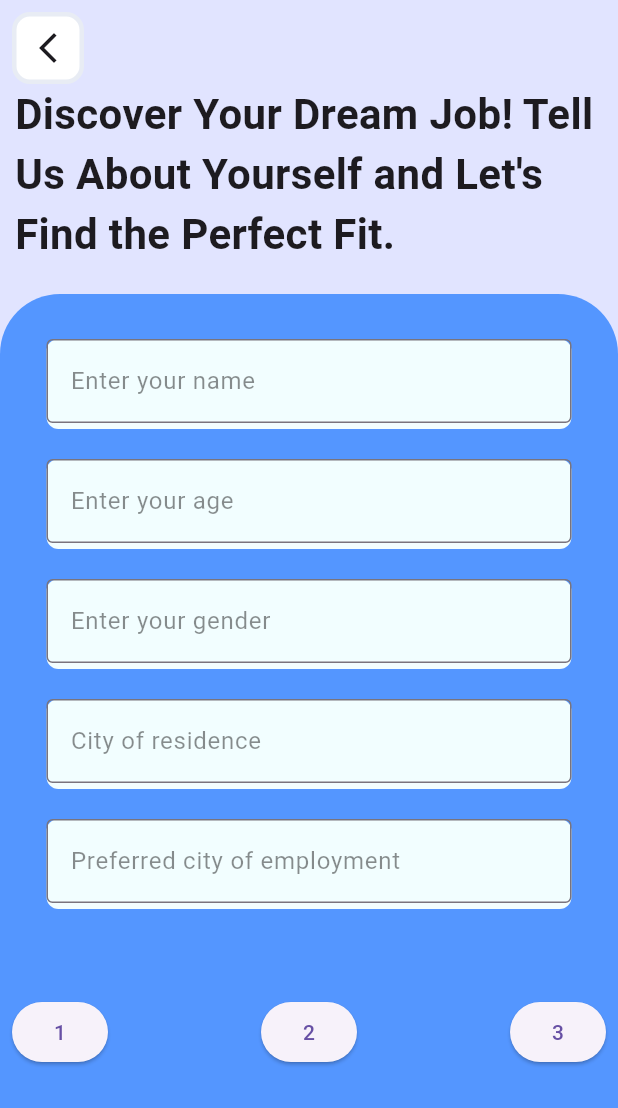
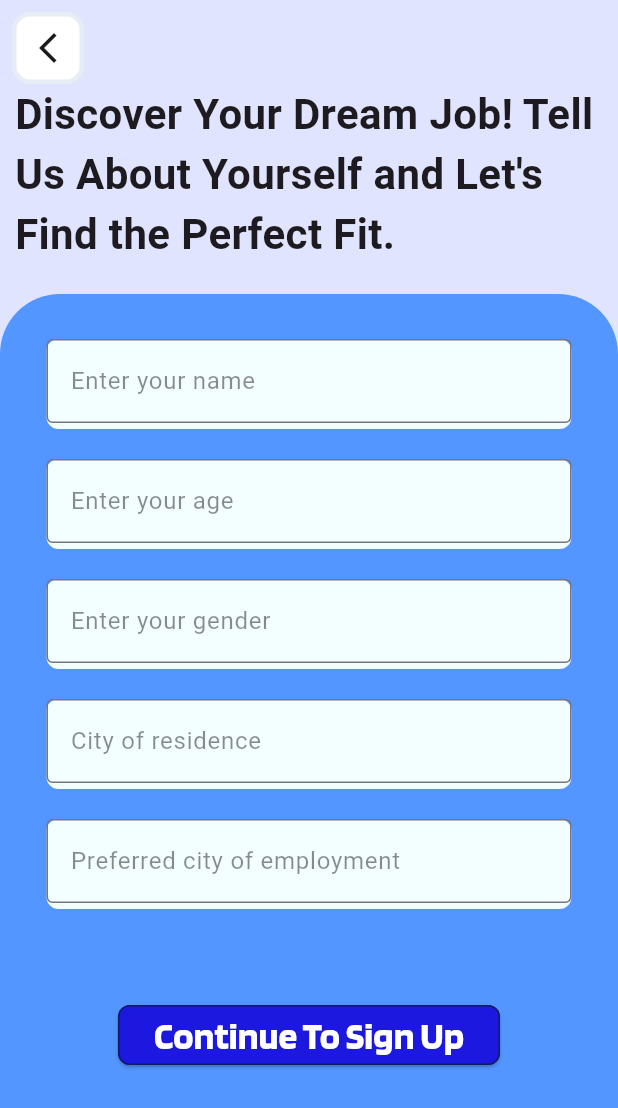
Before and after one commit to vishrutgrover/naukrilelo, a Flutter app: the GetInfo1 screen opened directly, on a phone screen of 412 x 824 dp. Shown: the top 1108 px of the screen. Run offline on Flutter 3.47's test engine with Material 3 defaults, Android fonts, the phone set to English and light mode, and no system bars; our stand-ins replace carousel_slider, flutter_svg; project files that could hold a hidden picture were left out.

Commit message:
Trying to implement data transfer between pages

```diff
--- a/lib/getinfo1.dart
+++ b/lib/getinfo1.dart
@@ -1,11 +1,31 @@
 import 'package:flutter/material.dart';
-import 'package:flutter_svg/flutter_svg.dart';
 import 'package:naukrilelo/accountCreation.dart';
 import 'package:naukrilelo/getinfo2.dart';
-import 'package:naukrilelo/getinfo3.dart';
+
+class UserInfo {
+  final String name;
+  final int age;
+  final String gender;
+  final String cityOfResidence;
+  final String preferredCityOfEmployment;
+  // final String qual;
+  // final String college;
+  // final String major;
+
+  UserInfo({
+    required this.name,
+    required this.age,
+    required this.gender,
+    required this.cityOfResidence,
+    required this.preferredCityOfEmployment,
+    // required this.qual,
+    // required this.college,
+    // required this.major
+  });
+}
 
 class GetInfo1 extends StatelessWidget {
-  GetInfo1({super.key});
+  GetInfo1({Key? key}) : super(key: key);
 
   final TextEditingController _name = TextEditingController();
   final TextEditingController _age = TextEditingController();
@@ -26,16 +46,17 @@ class GetInfo1 extends StatelessWidget {
             height: 60,
             width: 60,
             decoration: BoxDecoration(
-              color: Colors.white,
-              borderRadius: BorderRadius.all(Radius.circular(12)),
-              border: Border.all(color: Color(0xffE8ECF4), width: 3.0)
-            ),
+                color: Colors.white,
+                borderRadius: BorderRadius.all(Radius.circular(12)),
+                border: Border.all(color: Color(0xffE8ECF4), width: 3.0)),
             child: Center(
               child: IconButton(
                 icon: Icon(Icons.arrow_back_ios_new),
                 onPressed: () {
-                  Navigator.push(context,
-                      MaterialPageRoute(builder: (context) => AccountCreation()));
+                  Navigator.push(
+                      context,
+                      MaterialPageRoute(
+                          builder: (context) => AccountCreation()));
                   // Handle back button press
                 },
               ),
@@ -179,43 +200,44 @@ class GetInfo1 extends StatelessWidget {
                       ),
                       SizedBox(height: 40.0),
                       Padding(
-                        padding: const EdgeInsets.all(8.0),
-                        child: Row(
-                          mainAxisAlignment: MainAxisAlignment.spaceBetween,
-                          children: [
-                            ElevatedButton(
-                              onPressed: () {
-                                Navigator.push(
+                        padding: const EdgeInsets.symmetric(
+                            horizontal: 10, vertical: 10),
+                        child: ElevatedButton(
+                            onPressed: () {
+                              String name = _name.text;
+                              int age = int.tryParse(_age.text) ?? 0;
+                              String gender = _gender.text;
+                              String cityOfResidence = _cityofres.text;
+                              String preferredCityOfEmployment = _pref.text;
+
+                              UserInfo userInfo = UserInfo(
+                                name: name,
+                                age: age,
+                                gender: gender,
+                                cityOfResidence: cityOfResidence,
+                                preferredCityOfEmployment:
+                                    preferredCityOfEmployment,
+                              );
+
+                              Navigator.push(
                                   context,
                                   MaterialPageRoute(
-                                      builder: (context) => GetInfo1()),
-                                );
-                              },
-                              child: Text('1'),
-                            ),
-                            ElevatedButton(
-                              onPressed: () {
-                                Navigator.push(
-                                  context,
-                                  MaterialPageRoute(
-                                      builder: (context) => GetInfo2()),
-                                );
-                              },
-                              child: Text('2'),
-                            ),
-                            ElevatedButton(
-                              onPressed: () {
-                                Navigator.push(
-                                  context,
-                                  MaterialPageRoute(
-                                      builder: (context) => GetInfo3()),
-                                );
-                              },
-                              child: Text('3'),
-                            ),
-                          ],
-                        ),
-                      ),
+                                      builder: (context) =>
+                                          GetInfo2(userInfo: userInfo)));
+                            },
+                            child: Text('Continue To Sign Up',
+                                style: TextStyle(
+                                    color: Colors.white,
+                                    fontFamily: 'Blinker',
+                                    fontWeight: FontWeight.bold,
+                                    fontSize: 25)),
+                            style: ElevatedButton.styleFrom(
+                                backgroundColor: Color(0xff1C18DF),
+                                shape: RoundedRectangleBorder(
+                                    borderRadius: BorderRadius.circular(8.0)),
+                                side: BorderSide(
+                                    width: 1.0, color: Color(0xff111C5B)))),
+                      )
                     ],
                   ),
                 ),
--- a/lib/getinfo2.dart
+++ b/lib/getinfo2.dart
@@ -1,14 +1,44 @@
 import 'package:flutter/material.dart';
-import 'package:flutter_svg/flutter_svg.dart';
 import 'package:naukrilelo/getinfo1.dart';
 import 'package:naukrilelo/getinfo3.dart';
 
+
+class UserInfo {
+  String name;
+  int age;
+  String gender;
+  String cityOfResidence;
+  String preferredCityOfEmployment;
+  String qual;
+  String college;
+  String major;
+
+  UserInfo({
+    required this.name,
+    required this.age,
+    required this.gender,
+    required this.cityOfResidence,
+    required this.preferredCityOfEmployment,
+    required this.qual,
+    required this.college,
+    required this.major,
+  });
+}
+
 class GetInfo2 extends StatelessWidget {
-  GetInfo2({super.key});
 
   final TextEditingController _qual = TextEditingController();
   final TextEditingController _college = TextEditingController();
   final TextEditingController _major = TextEditingController();
+  final UserInfo userInfo;
+
+  GetInfo2({required this.userInfo, Key? key}) : super(key: key);
+
+  void updateUserInfo() {
+    userInfo.qual = _qual.text;
+    userInfo.college = _college.text;
+    userInfo.major = _major.text;
+  }
 
   @override
   Widget build(BuildContext context) {
@@ -133,43 +163,21 @@ class GetInfo2 extends StatelessWidget {
                       ),
                       SizedBox(height: 40.0),
                       Padding(
-                        padding: const EdgeInsets.all(8.0),
-                        child: Row(
-                          mainAxisAlignment: MainAxisAlignment.spaceBetween,
-                          children: [
-                            ElevatedButton(
-                              onPressed: () {
-                                Navigator.push(
-                                  context,
-                                  MaterialPageRoute(
-                                      builder: (context) => GetInfo1()),
-                                );
-                              },
-                              child: Text('1'),
-                            ),
-                            ElevatedButton(
-                              onPressed: () {
-                                Navigator.push(
-                                  context,
-                                  MaterialPageRoute(
-                                      builder: (context) => GetInfo2()),
-                                );
-                              },
-                              child: Text('2'),
-                            ),
-                            ElevatedButton(
-                              onPressed: () {
-                                Navigator.push(
-                                  context,
-                                  MaterialPageRoute(
-                                      builder: (context) => GetInfo3()),
-                                );
-                              },
-                              child: Text('3'),
-                            ),
-                          ],
+                        padding: const EdgeInsets.symmetric(horizontal: 10, vertical: 10),
+                        child: ElevatedButton(
+                          onPressed: ()
+                          {
+                            updateUserInfo();
+                            Navigator.push(context, MaterialPageRoute(builder: (context)=>GetInfo3(userInfo: userInfo)));
+                          },
+                          child: Text('Continue To Sign Up', style: TextStyle(color: Colors.white, fontFamily: 'Blinker', fontWeight: FontWeight.bold, fontSize: 25)),
+                          style: ElevatedButton.styleFrom(
+                            backgroundColor: Color(0xff1C18DF),
+                            shape: RoundedRectangleBorder(
+                            borderRadius: BorderRadius.circular(8.0)),
+                            side: BorderSide(width: 1.0, color: Color(0xff111C5B)))
                         ),
-                      ),
+                      )
                     ],
                   ),
                 ),
--- a/lib/getinfo3.dart
+++ b/lib/getinfo3.dart
@@ -4,13 +4,44 @@ import 'package:naukrilelo/dashboard.dart';
 import 'package:naukrilelo/getinfo2.dart';
 import 'package:naukrilelo/getinfo1.dart';
 
+class UserInfo {
+  String name;
+  int age;
+  String gender;
+  String cityOfResidence;
+  String preferredCityOfEmployment;
+  String qual;
+  String college;
+  String major;
+  String job;
+  String year;
+  String role;
+  String des;
+
+  UserInfo({
+    required this.name,
+    required this.age,
+    required this.gender,
+    required this.cityOfResidence,
+    required this.preferredCityOfEmployment,
+    required this.qual,
+    required this.college,
+    required this.major,
+    required this.job,
+    required this.year,
+    required this.role,
+    required this.des,
+  });
+}
+
 class GetInfo3 extends StatelessWidget {
-  GetInfo3({super.key});
+  GetInfo3({required this.userInfo, Key? key}) : super(key: key);
 
   final TextEditingController _job = TextEditingController();
   final TextEditingController _year = TextEditingController();
   final TextEditingController _role = TextEditingController();
   final TextEditingController _des = TextEditingController();
+  final UserInfo userInfo;
 
   @override
   Widget build(BuildContext context) {
@@ -27,14 +58,17 @@ class GetInfo3 extends StatelessWidget {
             decoration: BoxDecoration(
                 color: Colors.white,
                 borderRadius: BorderRadius.all(Radius.circular(12)),
-              border: Border.all(color: Color(0xffE8ECF4), width: 3.0)
-            ),
+                border: Border.all(color: Color(0xffE8ECF4), width: 3.0)),
             child: Center(
               child: IconButton(
-                icon: Icon(Icons.arrow_back_ios_new, size: 28, color: Colors.black,),
+                icon: Icon(
+                  Icons.arrow_back_ios_new,
+                  size: 28,
+                  color: Colors.black,
+                ),
                 onPressed: () {
-                  Navigator.push(
-                      context, MaterialPageRoute(builder: (context) => GetInfo2()));
+                  Navigator.push(context,
+                      MaterialPageRoute(builder: (context) => GetInfo2(userInfo: userInfo,)));
                 },
               ),
             ),
@@ -156,48 +190,11 @@ class GetInfo3 extends StatelessWidget {
                       ),
                       SizedBox(height: 40.0),
                       Padding(
-                        padding: const EdgeInsets.all(8.0),
-                        child: Row(
-                          mainAxisAlignment: MainAxisAlignment.spaceBetween,
-                          children: [
-                            ElevatedButton(
-                              onPressed: () {
-                                Navigator.push(
-                                  context,
-                                  MaterialPageRoute(
-                                      builder: (context) => GetInfo1()),
-                                );
-                              },
-                              child: Text('1'),
-                            ),
-                            ElevatedButton(
-                              onPressed: () {
-                                Navigator.push(
-                                  context,
-                                  MaterialPageRoute(
-                                      builder: (context) => GetInfo2()),
-                                );
-                              },
-                              child: Text('2'),
-                            ),
-                            ElevatedButton(
-                              onPressed: () {
-                                Navigator.push(
-                                  context,
-                                  MaterialPageRoute(
-                                      builder: (context) => GetInfo3()),
-                                );
-                              },
-                              child: Text('3'),
-                            ),
-                          ],
-                        ),
-                      ),
-                      Padding(
                         padding: EdgeInsets.only(
                           left: MediaQuery.sizeOf(context).width * 0.03,
                           top: MediaQuery.sizeOf(context).height * 0.05,
-                    right: MediaQuery.sizeOf(context).width * 0.03,),
+                          right: MediaQuery.sizeOf(context).width * 0.03,
+                        ),
                         child: SizedBox(
                           height: 55.0,
                           child: ElevatedButton(
@@ -218,7 +215,8 @@ class GetInfo3 extends StatelessWidget {
                                 backgroundColor: Color(0xff1C18DF),
                                 shape: RoundedRectangleBorder(
                                     borderRadius: BorderRadius.circular(8.0)),
-                        side: BorderSide(width: 1.0, color: Color(0xff111C5B))),
+                                side: BorderSide(
+                                    width: 1.0, color: Color(0xff111C5B))),
                           ),
                         ),
                       ),
```
Lines whose indentation alone changed are shown as unchanged.
